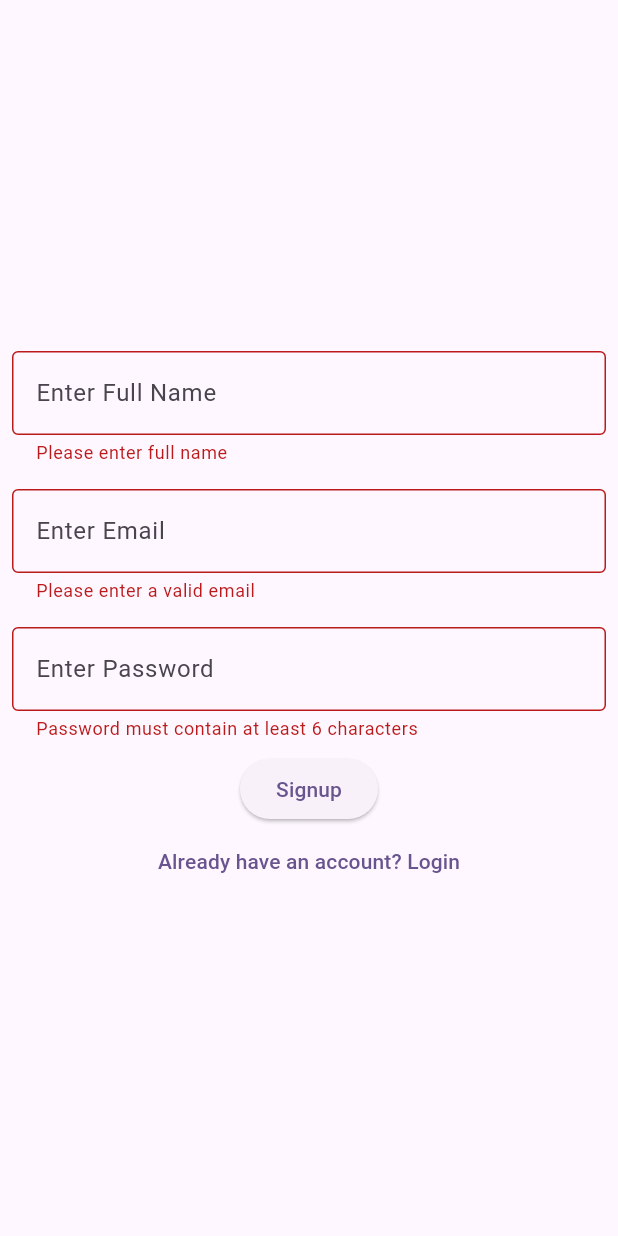
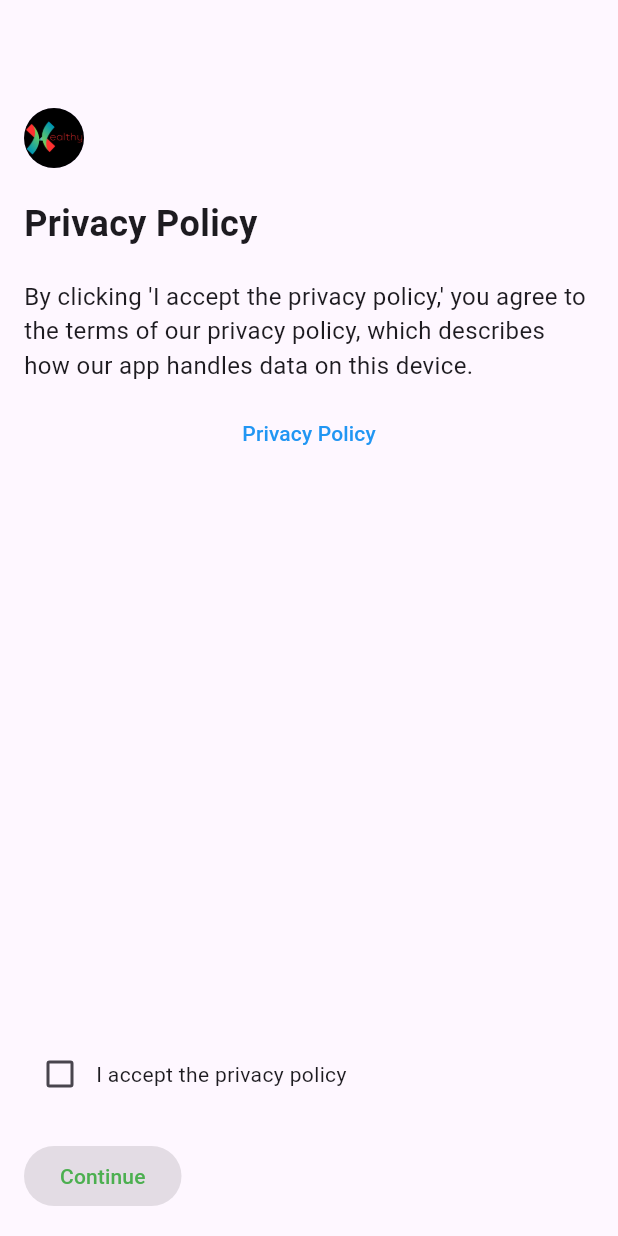
Before and after one commit to AbubakarSiddiquePA/healthy, a Flutter app: the screen it shows after launch, on a phone screen of 412 x 824 dp. Run offline on Flutter 3.47's test engine with Material 3 defaults, Android fonts, the phone set to English and light mode, and no system bars; our stand-ins replace animated_text_kit, cloud_firestore, dio, firebase_auth, firebase_core, flashy_tab_bar2 and 7 more; missing offline and left inert: flutter_pdfview, pdfx; accounts and stored records are empty.

Commit message:
added privacypolicy screen

```diff
--- a/lib/books_read/books_screen.dart
+++ b/lib/books_read/books_screen.dart
@@ -16,7 +16,11 @@ class BookListScreen extends StatelessWidget {
     return Scaffold(
       appBar: AppBar(
         centerTitle: true,
-        title: const Text('Book List'),
+        title: const Text(
+          'Book List',
+          style: TextStyle(
+              fontWeight: FontWeight.bold, fontSize: 18, color: Colors.black),
+        ),
       ),
       body: StreamBuilder(
         stream: FirebaseFirestore.instance.collection('books').snapshots(),
--- a/lib/community/const_community/community_card.dart
+++ b/lib/books_read/community_card.dart
@@ -1,7 +1,7 @@
 import 'package:flutter/material.dart';
 import 'package:cloud_firestore/cloud_firestore.dart';
 import 'package:font_awesome_flutter/font_awesome_flutter.dart';
-import 'package:healthy/community/community_groups_chat/community_group_join_page.dart';
+import 'package:healthy/community/components/community_group_join_page.dart';
 
 Widget buildCommunityCard(
     BuildContext context,
--- a/lib/community/const_community/community.dart
+++ b/lib/community/community.dart
@@ -1,5 +1,5 @@
 import 'package:flutter/material.dart';
-import 'package:healthy/community/const_community/community_card.dart';
+import 'package:healthy/community/components/community_card.dart';
 
 class CommunityPage extends StatelessWidget {
   const CommunityPage({super.key});
--- a/lib/main.dart
+++ b/lib/main.dart
@@ -5,7 +5,9 @@ import 'package:healthy/authentication/auth_provider/auth_provider.dart';
 import 'package:healthy/authentication/sign_in/sign_in.dart';
 import 'package:healthy/home_screen/home.dart';
 import 'package:healthy/habits/habit_provider/add_habit_provider.dart';
+import 'package:healthy/privacypolicy/privacy_policy.dart';
 import 'package:provider/provider.dart';
+import 'package:shared_preferences/shared_preferences.dart';
 
 void main() async {
   WidgetsFlutterBinding.ensureInitialized();
@@ -16,29 +18,26 @@ void main() async {
     messagingSenderId: "764846460901",
     projectId: "healthy-a9610",
   ));
-
+  SharedPreferences prefs = await SharedPreferences.getInstance();
+  bool acceptedPrivacyPolicy = prefs.getBool("acceptedPrivacyPolicy") ?? false;
   runApp(
     MultiProvider(
       providers: [
         ChangeNotifierProvider<LoginFormState>(create: (_) => LoginFormState()),
         ChangeNotifierProvider<AddHabitProvider>(
             create: (_) => AddHabitProvider()),
-        // ChangeNotifierProvider(create: (_) => ReminderProvider()),
-
-        // ChangeNotifierProvider(create: (_) => ReminderProvider()),
       ],
-      child: const MyApp(),
+      child: MyApp(
+        acceptedPrivacyPolicy: acceptedPrivacyPolicy,
+      ),
     ),
   );
-  // Check and request notification permissions
-  // bool isAllowed = await AwesomeNotifications().isNotificationAllowed();
-  // if (!isAllowed) {
-  //   await AwesomeNotifications().requestPermissionToSendNotifications();
-  // }
 }
 
 class MyApp extends StatelessWidget {
-  const MyApp({super.key});
+  final bool acceptedPrivacyPolicy;
+
+  const MyApp({super.key, required this.acceptedPrivacyPolicy});
 
   @override
   Widget build(BuildContext context) {
@@ -49,9 +48,8 @@ class MyApp extends StatelessWidget {
           colorScheme: ColorScheme.fromSeed(seedColor: Colors.deepPurple),
           useMaterial3: true,
         ),
-      // home: FirebaseAuth.instance.currentUser != null ? Home() : LoginForm(),
-      // home: Home(),
-      home: StreamBuilder(
+        home: acceptedPrivacyPolicy
+            ? StreamBuilder(
                 stream: FirebaseAuth.instance.authStateChanges(),
                 builder: (context, snapshot) {
                   if (snapshot.connectionState == ConnectionState.waiting) {
@@ -63,7 +61,7 @@ class MyApp extends StatelessWidget {
                   } else {
                     return const LoginForm();
                   }
-          }),
-    );
+                })
+            : const PrivacyPolicyScreen());
   }
 }
--- /dev/null
+++ b/lib/privacypolicy/privacy_policy.dart
@@ -0,0 +1,108 @@
+// ignore_for_file: use_build_context_synchronously, library_private_types_in_public_api
+
+import 'package:flutter/material.dart';
+import 'package:flutter/widgets.dart';
+import 'package:healthy/authentication/sign_in/sign_in.dart';
+import 'package:shared_preferences/shared_preferences.dart';
+import 'package:url_launcher/url_launcher.dart';
+
+class PrivacyPolicyScreen extends StatefulWidget {
+  const PrivacyPolicyScreen({super.key});
+
+  @override
+  _PrivacyPolicyScreenState createState() => _PrivacyPolicyScreenState();
+}
+
+class _PrivacyPolicyScreenState extends State<PrivacyPolicyScreen> {
+  bool _accepted = false;
+
+  Future<void> _onAccept() async {
+    if (_accepted) {
+      SharedPreferences prefs = await SharedPreferences.getInstance();
+      await prefs.setBool('acceptedPrivacyPolicy', true);
+      Navigator.pushReplacement(
+        context,
+        MaterialPageRoute(builder: (context) => const LoginForm()),
+      );
+    }
+  }
+
+  Future<void> _launchPrivacyPolicyUrl() async {
+    final Uri url =
+        Uri.parse("https://sites.google.com/view/healthyprivacypolicy/home");
+    if (await canLaunchUrl(url)) {
+      await launchUrl(url);
+    } else {
+      ScaffoldMessenger.of(context).showSnackBar(const SnackBar(
+          content: Text("We are unable to open the URL at the moment")));
+    }
+  }
+
+  @override
+  Widget build(BuildContext context) {
+    return Scaffold(
+      appBar: AppBar(
+        title: Container(),
+      ),
+      body: Padding(
+        padding: const EdgeInsets.all(16.0),
+        child: Column(
+          crossAxisAlignment: CrossAxisAlignment.start,
+          children: [
+            const CircleAvatar(
+              backgroundImage: AssetImage("images/playstore.png"),
+            ),
+            const SizedBox(height: 20),
+            const Text(
+              'Privacy Policy',
+              style: TextStyle(fontSize: 24, fontWeight: FontWeight.bold),
+            ),
+            const SizedBox(height: 20),
+            Expanded(
+              child: SingleChildScrollView(
+                child: Column(children: [
+                  const Text(
+                    "By clicking 'I accept the privacy policy,' you agree to the terms of our privacy policy, which describes how our app handles data on this device.",
+                    style: TextStyle(fontSize: 16),
+                  ),
+                  const SizedBox(height: 10),
+                  TextButton(
+                      onPressed: _launchPrivacyPolicyUrl,
+                      child: const Text(
+                        "Privacy Policy",
+                        style: TextStyle(color: Colors.blue),
+                      ))
+                ]),
+              ),
+            ),
+            const SizedBox(height: 20),
+            Row(
+              children: [
+                Checkbox(
+                  checkColor: Colors.green,
+                  value: _accepted,
+                  onChanged: (value) {
+                    setState(() {
+                      _accepted = value!;
+                    });
+                  },
+                ),
+                const Expanded(
+                  child: Text('I accept the privacy policy'),
+                ),
+              ],
+            ),
+            const SizedBox(height: 20),
+            ElevatedButton(
+              onPressed: _accepted ? _onAccept : null,
+              child: const Text(
+                'Continue',
+                style: TextStyle(color: Colors.green),
+              ),
+            ),
+          ],
+        ),
+      ),
+    );
+  }
+}
--- /dev/null
+++ b/lib/privacypolicy/privacy_policy_menu.dart
@@ -0,0 +1,120 @@
+import 'package:flutter/material.dart';
+
+class PrivacyPolicyMenu extends StatelessWidget {
+  const PrivacyPolicyMenu({super.key});
+
+  @override
+  Widget build(BuildContext context) {
+    return Scaffold(
+      appBar: AppBar(
+        title: Container(),
+      ),
+      body: const Padding(
+        padding: EdgeInsets.all(16.0),
+        child: Column(
+          crossAxisAlignment: CrossAxisAlignment.start,
+          children: [
+            CircleAvatar(
+              backgroundImage: AssetImage("images/playstore.png"),
+            ),
+            SizedBox(height: 20),
+            Text(
+              'Privacy Policy',
+              style: TextStyle(fontSize: 24, fontWeight: FontWeight.bold),
+            ),
+            SizedBox(height: 20),
+            Expanded(
+              child: SingleChildScrollView(
+                child: Column(children: [
+                  Text(
+                    '''
+ **Privacy Policy**
+
+This privacy policy applies to the healthy_admin app (hereby referred to as "Application") for mobile devices that was created by (hereby referred to as "Service Provider") as a Free service. This service is intended for use "AS IS".
+
+**Information Collection and Use**
+
+The Application collects information when you download and use it. This information may include information such as
+
+*   Your device's Internet Protocol address (e.g. IP address)
+*   The pages of the Application that you visit, the time and date of your visit, the time spent on those pages
+*   The time spent on the Application
+*   The operating system you use on your mobile device
+
+The Application does not gather precise information about the location of your mobile device.
+
+The Application collects your device's location, which helps the Service Provider determine your approximate geographical location and make use of in below ways:
+
+*   Geolocation Services: The Service Provider utilizes location data to provide features such as personalized content, relevant recommendations, and location-based services.
+*   Analytics and Improvements: Aggregated and anonymized location data helps the Service Provider to analyze user behavior, identify trends, and improve the overall performance and functionality of the Application.
+*   Third-Party Services: Periodically, the Service Provider may transmit anonymized location data to external services. These services assist them in enhancing the Application and optimizing their offerings.
+
+The Service Provider may use the information you provided to contact you from time to time to provide you with important information, required notices and marketing promotions.
+
+For a better experience, while using the Application, the Service Provider may require you to provide us with certain personally identifiable information. The information that the Service Provider request will be retained by them and used as described in this privacy policy.
+
+**Third Party Access**
+
+Only aggregated, anonymized data is periodically transmitted to external services to aid the Service Provider in improving the Application and their service. The Service Provider may share your information with third parties in the ways that are described in this privacy statement.
+
+Please note that the Application utilizes third-party services that have their own Privacy Policy about handling data. Below are the links to the Privacy Policy of the third-party service providers used by the Application:
+
+*   [Google Play Services](https://www.google.com/policies/privacy/)
+*   [Google Analytics for Firebase](https://firebase.google.com/support/privacy)
+*   [Firebase Crashlytics](https://firebase.google.com/support/privacy/)
+
+The Service Provider may disclose User Provided and Automatically Collected Information:
+
+*   as required by law, such as to comply with a subpoena, or similar legal process;
+*   when they believe in good faith that disclosure is necessary to protect their rights, protect your safety or the safety of others, investigate fraud, or respond to a government request;
+*   with their trusted services providers who work on their behalf, do not have an independent use of the information we disclose to them, and have agreed to adhere to the rules set forth in this privacy statement.
+
+**Opt-Out Rights**
+
+You can stop all collection of information by the Application easily by uninstalling it. You may use the standard uninstall processes as may be available as part of your mobile device or via the mobile application marketplace or network.
+
+**Data Retention Policy**
+
+The Service Provider will retain User Provided data for as long as you use the Application and for a reasonable time thereafter. If you'd like them to delete User Provided Data that you have provided via the Application, please contact them at abubakarsiddiquedev1@gmail.com and they will respond in a reasonable time.
+
+**Children**
+
+The Service Provider does not use the Application to knowingly solicit data from or market to children under the age of 13.
+
+The Application does not address anyone under the age of 13\. The Service Provider does not knowingly collect personally identifiable information from children under 13 years of age. In the case the Service Provider discover that a child under 13 has provided personal information, the Service Provider will immediately delete this from their servers. If you are a parent or guardian and you are aware that your child has provided us with personal information, please contact the Service Provider (abubakarsiddiquedev1@gmail.com) so that they will be able to take the necessary actions.
+
+**Security**
+
+The Service Provider is concerned about safeguarding the confidentiality of your information. The Service Provider provides physical, electronic, and procedural safeguards to protect information the Service Provider processes and maintains.
+
+**Changes**
+
+This Privacy Policy may be updated from time to time for any reason. The Service Provider will notify you of any changes to the Privacy Policy by updating this page with the new Privacy Policy. You are advised to consult this Privacy Policy regularly for any changes, as continued use is deemed approval of all changes.
+
+This privacy policy is effective as of 2024-06-12
+
+**Your Consent**
+
+By using the Application, you are consenting to the processing of your information as set forth in this Privacy Policy now and as amended by us.
+
+**Contact Us**
+
+If you have any questions regarding privacy while using the Application, or have questions about the practices, please contact the Service Provider via email at abubakarsiddiquedev1@gmail.com.
+
+* * *
+
+This privacy policy page was generated by [App Privacy Policy Generator](https://app-privacy-policy-generator.nisrulz.com/)
+
+
+ ''',
+                    style: TextStyle(fontSize: 16),
+                  ),
+                ]),
+              ),
+            ),
+          ],
+        ),
+      ),
+    );
+  }
+}
--- a/lib/reminders/reminders_home.dart
+++ b/lib/reminders/reminders_home.dart
@@ -48,7 +48,8 @@ class _ReminderPageState extends State<ReminderPage> {
         elevation: 0,
         title: const Text(
           "Reminders",
-          style: TextStyle(color: Colors.black, fontWeight: FontWeight.w700),
+          style: TextStyle(
+              fontWeight: FontWeight.bold, fontSize: 18, color: Colors.black),
         ),
       ),
       floatingActionButton: FloatingActionButton(
```
Also changed, not shown: lib/community/components/community_card.dart (added, +99 -0 lines), lib/community/components/community_group_join_page.dart (renamed from lib/community/community_groups_chat/community_group_join_page.dart, +20 -8 lines), lib/drawer/drawer_about.dart (added, +26 -0 lines), lib/home_screen/home.dart (+102 -42 lines), images/playstore.png (added), lib/community/components/community_chat_page.dart (renamed from lib/community/community_groups_chat/community_chat_page.dart), 1 other file. Lines whose indentation alone changed are shown as unchanged.
